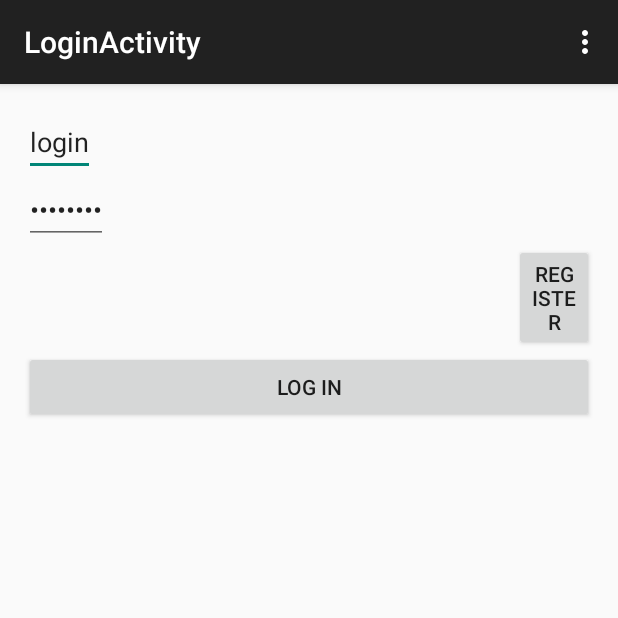
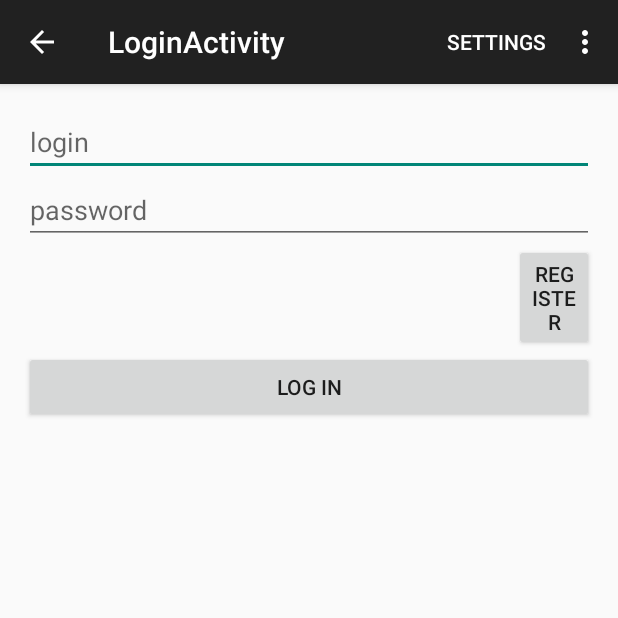
Before and after one commit to andreasfi/BugTracking, an Android app: the LoginActivity screen opened directly, with no data from a screen before it, on a phone screen of 412 x 824 dp, the top half of it. Run offline under Robolectric (Android 15) with nearby library versions, the phone set to English and light mode, and no system bars.

Commit message:
Modification du Manifest (Ajout parent pour LoginActivity) Suppression du Login_menu Modification du loginLayout pour que le texte s'efface quand on écrit dans les champs

```diff
--- a/app/src/main/AndroidManifest.xml
+++ b/app/src/main/AndroidManifest.xml
@@ -22,7 +22,8 @@
         </activity>
         <activity
             android:name=".LoginActivity"
-            android:label="@string/title_activity_login" >
+            android:label="@string/title_activity_login"
+            android:parentActivityName=".MainActivity">
         </activity>
         <activity
             android:name=".RegisterActivity"
--- a/app/src/main/java/com/example/bugtracking/bugtracking/LoginActivity.java
+++ b/app/src/main/java/com/example/bugtracking/bugtracking/LoginActivity.java
@@ -41,7 +41,7 @@ public class LoginActivity extends AppCompatActivity {
     @Override
     public boolean onCreateOptionsMenu(Menu menu) {
         // Inflate the menu; this adds items to the action bar if it is present.
-        getMenuInflater().inflate(R.menu.menu_login, menu);
+        getMenuInflater().inflate(R.menu.menu_main, menu);
         return true;
     }
 
--- a/app/src/main/res/layout/activity_login.xml
+++ b/app/src/main/res/layout/activity_login.xml
@@ -9,16 +9,16 @@
 
     <EditText
         android:id="@+id/login"
-        android:layout_width="wrap_content"
+        android:layout_width="fill_parent"
         android:layout_height="wrap_content"
-        android:text="@string/login"
+        android:hint="@string/login"
         />
 
     <EditText
         android:id="@+id/password"
-        android:layout_width="wrap_content"
+        android:layout_width="fill_parent"
         android:layout_height="wrap_content"
-        android:text="@string/password"
+        android:hint="@string/password"
         android:inputType="textPassword"/>
 
     <Button
@@ -31,7 +31,7 @@
 
     <Button
         android:id="@+id/logButton"
-        android:layout_width="match_parent"
+        android:layout_width="fill_parent"
         android:layout_height="wrap_content"
 
         android:text="@string/logButton"
--- a/app/src/main/res/menu/menu_login.xml
+++ /dev/null
@@ -1,7 +0,0 @@
-<menu xmlns:android="http://schemas.android.com/apk/res/android"
-    xmlns:app="http://schemas.android.com/apk/res-auto"
-    xmlns:tools="http://schemas.android.com/tools"
-    tools:context="com.example.bugtracking.bugtracking.LoginActivity">
-    <item android:id="@+id/action_settings" android:title="@string/action_settings"
-        android:orderInCategory="100" app:showAsAction="never" />
-</menu>
```
Also changed, not shown: 1 other file.
